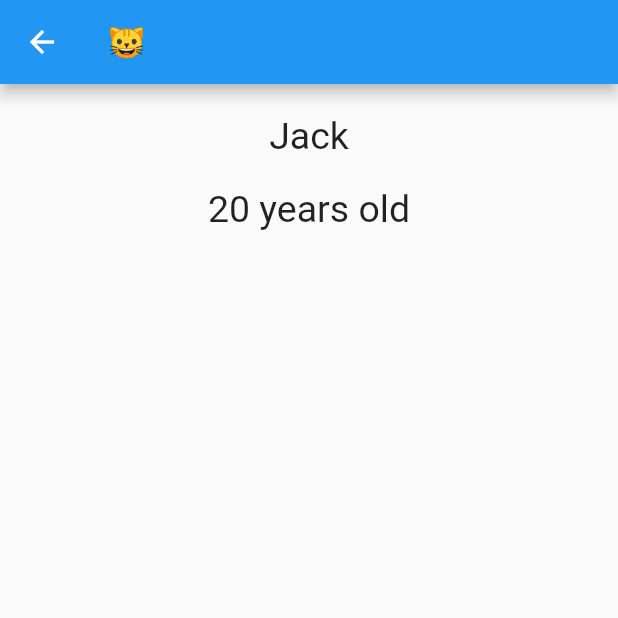
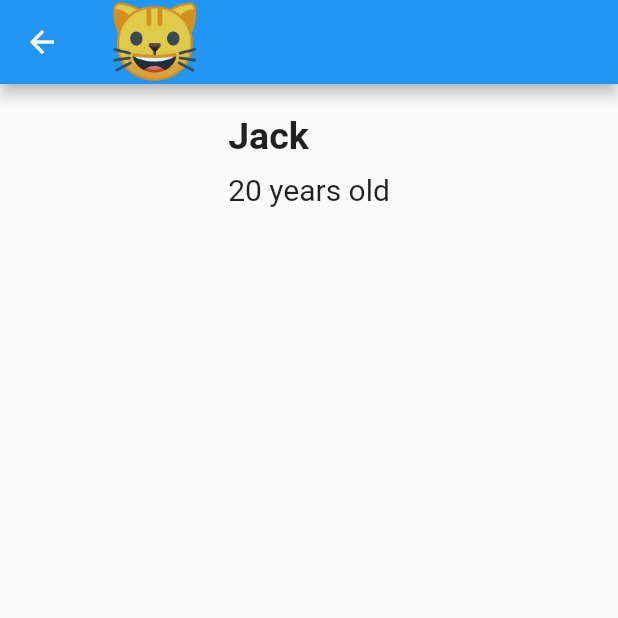
Before and after one commit to alxayeed/flutter-animation-graphics, a Flutter app: the HeroAnimationScreen screen opened directly, after a tap on "Jack", on a phone screen of 412 x 824 dp, the top half of it. Run offline on Flutter 3.47's test engine with Material 2 defaults, Android fonts, the phone set to English and light mode, and no system bars.

Commit message:
Update: hero animation added

```diff
--- a/lib/screens/hero_animation_screen.dart
+++ b/lib/screens/hero_animation_screen.dart
@@ -52,11 +52,17 @@ class _HeroAnimationScreenState extends State<HeroAnimationScreen> {
                         ),
                       );
                     },
-                    leading: Text(
-                      person.icon,
-                      style: const TextStyle(
-                        color: Colors.black,
-                        fontSize: 40,
+                    leading: Hero(
+                      tag: person.name,
+                      child: Material(
+                        color: Colors.transparent,
+                        child: Text(
+                          person.icon,
+                          style: const TextStyle(
+                            color: Colors.black,
+                            fontSize: 40,
+                          ),
+                        ),
                       ),
                     ),
                     title: Text(person.name),
@@ -91,17 +97,31 @@ class PersonDetails extends StatelessWidget {
   Widget build(BuildContext context) {
     return Scaffold(
       appBar: AppBar(
-        title: Text(person.icon),
+        title: Hero(
+          tag: person.name,
+          child: Material(
+            color: Colors.transparent,
+            child: Text(
+              person.icon,
+              style: const TextStyle(fontSize: 50),
+            ),
+          ),
+        ),
       ),
       body: Center(
         child: Column(
+          crossAxisAlignment: CrossAxisAlignment.start,
           children: [
             const SizedBox(height: 20.0),
-            Text(person.name, style: const TextStyle(fontSize: 25)),
-            const SizedBox(height: 20.0),
+            Text(person.name,
+                style: const TextStyle(
+                  fontSize: 25,
+                  fontWeight: FontWeight.bold,
+                )),
+            const SizedBox(height: 10.0),
             Text(
               "${person.age} years old",
-              style: const TextStyle(fontSize: 25),
+              style: const TextStyle(fontSize: 20),
             ),
           ],
         ),
```
